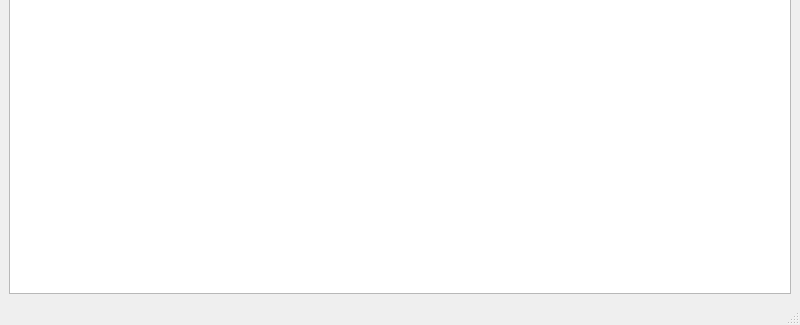
Qt form day06/QtHello/mainwindow.ui (clevalier/cppAndQtFastLearning) before a commit; both pictures show x 0 to 800 and y 275 to 600 of the 800 by 600 pixel window.
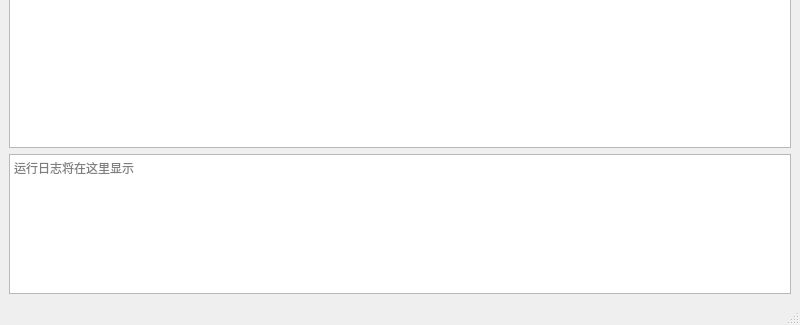
The same form after that commit.

Commit message: day09_工业监控主界面开发

The edit to the form file:
```diff
--- a/day06/QtHello/mainwindow.ui
+++ b/day06/QtHello/mainwindow.ui
@@ -50,6 +50,22 @@
     <item>
      <widget class="QTableWidget" name="tableWidget"/>
     </item>
+    <item>
+     <widget class="QPlainTextEdit" name="logEdit">
+      <property name="maximumSize">
+       <size>
+        <width>16777215</width>
+        <height>140</height>
+       </size>
+      </property>
+      <property name="readOnly">
+       <bool>true</bool>
+      </property>
+      <property name="placeholderText">
+       <string>运行日志将在这里显示</string>
+      </property>
+     </widget>
+    </item>
    </layout>
   </widget>
   <widget class="QMenuBar" name="menubar">
```
The commit also changes 4 other files.
